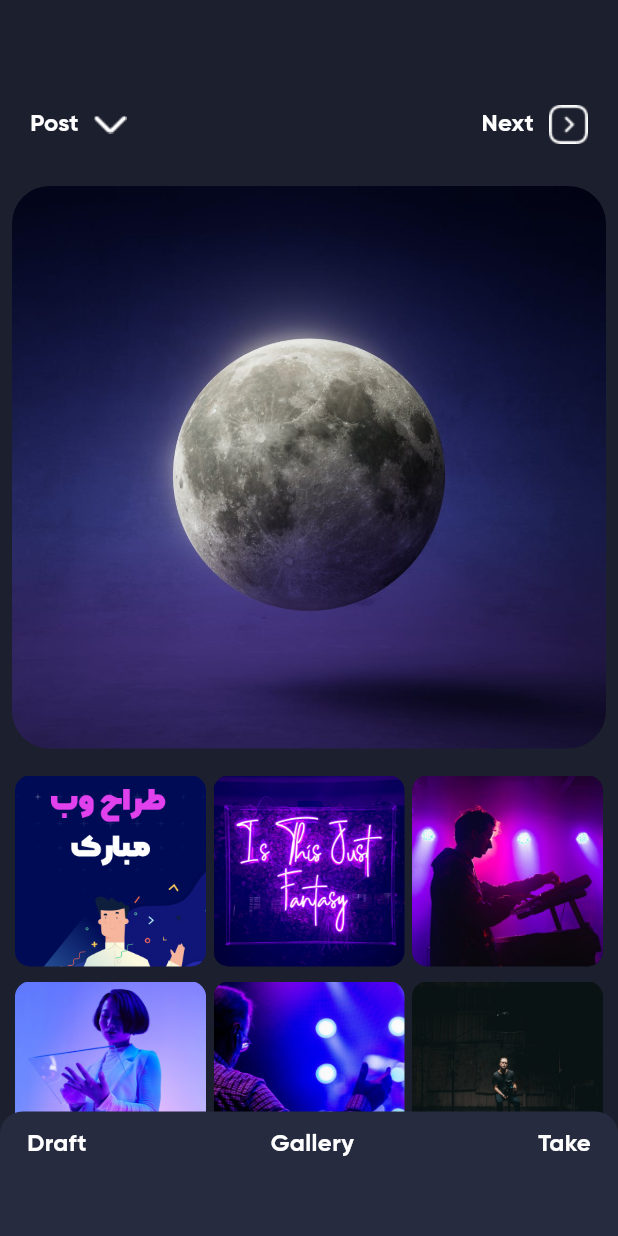
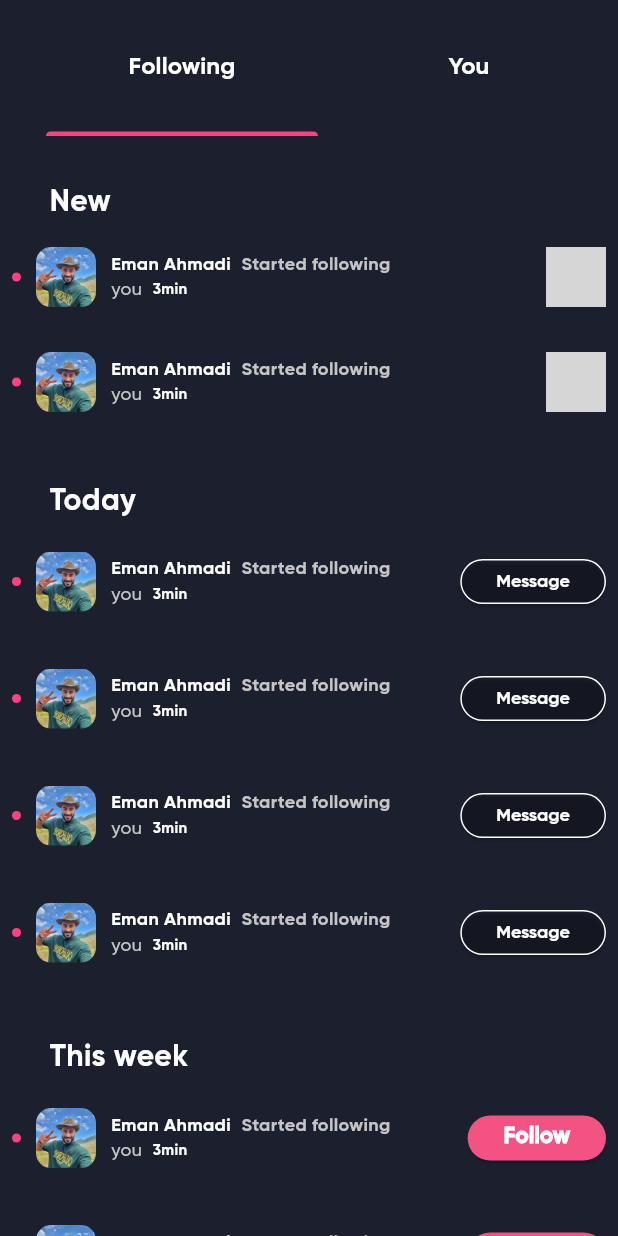
Before and after one commit to SaeidBoghraeii83/instagram_01, a Flutter app: the screen it shows after launch, on a phone screen of 412 x 824 dp. Run offline on Flutter 3.47's test engine with Material 3 defaults, Android fonts, the light colour scheme and no system bars; our stand-ins replace buttons_tabbar, dotted_border; grey boxes are pictures that could not be loaded.

Commit message:
add activity screen and creat enam model status to project

```diff
--- /dev/null
+++ b/lib/activity_screen.dart
@@ -0,0 +1,279 @@
+import 'package:flutter/material.dart';
+import 'package:buttons_tabbar/buttons_tabbar.dart';
+import 'package:instagram_01/home_screen.dart';
+import 'package:instagram_01/model/enum/activity_type_enum.dart';
+import 'package:instagram_01/post_screen.dart';
+
+class Activity_Screen extends StatelessWidget {
+  const Activity_Screen({super.key});
+
+  @override
+  Widget build(BuildContext context) {
+    return Scaffold(body: TabBarItem());
+  }
+}
+
+class TabBarItem extends StatelessWidget {
+  const TabBarItem({super.key});
+
+  @override
+  Widget build(BuildContext context) {
+    return Scaffold(
+      backgroundColor: Color.fromRGBO(28, 31, 46, 1),
+      body: SafeArea(child: _getTabItem()),
+    );
+  }
+
+  Widget _getTabItem() {
+    return DefaultTabController(
+      length: 2,
+      initialIndex: 0,
+      animationDuration: const Duration(seconds: 1),
+      child: Scaffold(
+        backgroundColor: Color.fromRGBO(28, 31, 46, 1),
+        body: Column(
+          children: [
+            Container(
+              decoration: BoxDecoration(color: Color.fromRGBO(28, 31, 46, 1)),
+              child: Expanded(
+                child: TabBar(
+                  dividerColor: Color.fromRGBO(28, 31, 46, 1),
+                  labelColor: Colors.white,
+                  indicatorWeight: 0.7,
+                  indicatorColor: Colors.pinkAccent,
+                  labelStyle: TextStyle(fontFamily: 'GB', fontSize: 16),
+                  unselectedLabelColor: Colors.white,
+                  tabAlignment: TabAlignment.center,
+                  isScrollable: true,
+
+                  tabs: [
+                    Padding(
+                      padding: EdgeInsets.symmetric(horizontal: 55),
+                      child: Tab(text: 'Following'),
+                    ),
+
+                    Padding(
+                      padding: EdgeInsets.symmetric(horizontal: 55),
+                      child: Tab(text: 'You', height: 90),
+                    ),
+                  ],
+                ),
+              ),
+            ),
+            Expanded(
+              child: TabBarView(children: [_getSampleList(), _getSampleList()]),
+            ),
+          ],
+        ),
+      ),
+    );
+  }
+
+  Widget _getSampleList() {
+    return CustomScrollView(
+      slivers: [
+        SliverToBoxAdapter(
+          child: Padding(
+            padding: const EdgeInsets.only(left: 33, top: 30),
+            child: Text(
+              'New',
+              style: TextStyle(
+                color: Colors.white,
+                fontFamily: 'GB',
+                fontSize: 20,
+              ),
+            ),
+          ),
+        ),
+        SliverList(
+          delegate: SliverChildBuilderDelegate((context, index) {
+            return _getItemFollowing(ActivityStatus.like);
+          }, childCount: 2),
+        ),
+        SliverToBoxAdapter(
+          child: Padding(
+            padding: const EdgeInsets.only(left: 33, top: 30),
+            child: Text(
+              'Today',
+              style: TextStyle(
+                color: Colors.white,
+                fontFamily: 'GB',
+                fontSize: 20,
+              ),
+            ),
+          ),
+        ),
+        SliverList(
+          delegate: SliverChildBuilderDelegate((context, index) {
+            return _getItemFollowing(ActivityStatus.following);
+          }, childCount: 2),
+        ),
+        SliverList(
+          delegate: SliverChildBuilderDelegate((context, index) {
+            return _getItemFollowing(ActivityStatus.following);
+          }, childCount: 2),
+        ),
+        SliverToBoxAdapter(
+          child: Padding(
+            padding: const EdgeInsets.only(left: 33, top: 30),
+            child: Text(
+              'This week',
+              style: TextStyle(
+                color: Colors.white,
+                fontFamily: 'GB',
+                fontSize: 20,
+              ),
+            ),
+          ),
+        ),
+        SliverList(
+          delegate: SliverChildBuilderDelegate((context, index) {
+            return _getItemFollowing(ActivityStatus.folloBack);
+          }, childCount: 6),
+        ),
+      ],
+    );
+  }
+
+  Widget _getItemFollowing(ActivityStatus status) {
+    return Padding(
+      padding: const EdgeInsets.symmetric(horizontal: 8, vertical: 15),
+      child: Column(
+        children: [
+          Row(
+            children: [
+              Container(
+                decoration: BoxDecoration(
+                  color: Colors.pinkAccent,
+                  shape: BoxShape.circle,
+                ),
+                width: 6,
+                height: 6,
+              ),
+              SizedBox(width: 10),
+              Container(
+                width: 40,
+                height: 40,
+                decoration: BoxDecoration(
+                  image: DecorationImage(image: AssetImage('images/f3.png')),
+                  borderRadius: BorderRadius.circular(10),
+                ),
+              ),
+              SizedBox(width: 10),
+              Column(
+                crossAxisAlignment: CrossAxisAlignment.start,
+                children: [
+                  Row(
+                    children: [
+                      Text(
+                        'Eman Ahmadi',
+                        style: TextStyle(
+                          color: Colors.white,
+                          fontFamily: 'GB',
+                          fontSize: 12,
+                        ),
+                      ),
+                      SizedBox(width: 7),
+                      Text(
+                        'Started following',
+                        style: TextStyle(
+                          color: Color.fromRGBO(197, 197, 197, 1),
+                          fontFamily: 'GB',
+                          fontSize: 12,
+                        ),
+                      ),
+                    ],
+                  ),
+                  Row(
+                    children: [
+                      Text(
+                        'you',
+                        style: TextStyle(
+                          color: Color.fromRGBO(197, 197, 197, 1),
+                          fontFamily: 'GM',
+                          fontSize: 12,
+                        ),
+                      ),
+                      SizedBox(width: 7),
+                      Text(
+                        '3min',
+                        style: TextStyle(
+                          fontSize: 10,
+                          fontFamily: 'GB',
+                          color: Colors.white,
+                        ),
+                      ),
+                    ],
+                  ),
+                ],
+              ),
+              Spacer(),
+              _getActionActibityRow(status),
+            ],
+          ),
+        ],
+      ),
+    );
+  }
+
+  Widget _getActionActibityRow(ActivityStatus status) {
+    switch (status) {
+      case ActivityStatus.folloBack:
+        return ElevatedButton(
+          onPressed: () {},
+          child: Text(
+            'Follow',
+            style: TextStyle(
+              fontSize: 15,
+              fontWeight: FontWeight.bold,
+              fontFamily: 'GB',
+              color: Colors.white,
+            ),
+          ),
+        );
+      case ActivityStatus.like:
+        return SizedBox(
+          height: 40,
+          width: 40,
+          child: ClipRRect(
+            child: Image.asset('images/L1.png'),
+            borderRadius: BorderRadiusGeometry.circular(10),
+          ),
+        );
+      case ActivityStatus.following:
+        return ElevatedButton(
+          onPressed: () {},
+          child: Text(
+            'Message',
+            style: TextStyle(
+              fontSize: 12,
+              fontFamily: 'GB',
+              color: Colors.white,
+            ),
+          ),
+          style: ElevatedButton.styleFrom(
+            minimumSize: Size(30, 30),
+            backgroundColor: Colors.transparent,
+            side: BorderSide(color: Colors.white),
+          ),
+        );
+      default:
+        return ElevatedButton(
+          onPressed: () {},
+          child: Text(
+            'Message',
+            style: TextStyle(
+              fontSize: 12,
+              fontFamily: 'GB',
+              color: Colors.white,
+            ),
+          ),
+          style: ElevatedButton.styleFrom(
+            minimumSize: Size(70, 36),
+            backgroundColor: Colors.transparent,
+            side: BorderSide(color: Colors.white),
+          ),
+        );
+    }
+  }
+}
--- a/lib/main.dart
+++ b/lib/main.dart
@@ -1,5 +1,6 @@
 import 'dart:async';
 import 'package:flutter/material.dart';
+import 'package:instagram_01/activity_screen.dart';
 import 'package:instagram_01/home_screen.dart';
 import 'package:instagram_01/post_screen.dart';
 import 'package:instagram_01/search_screen.dart';
@@ -20,6 +21,7 @@ class MyApp extends StatelessWidget {
         ),
         elevatedButtonTheme: ElevatedButtonThemeData(
           style: ElevatedButton.styleFrom(
+            minimumSize: Size(30, 30),
             backgroundColor: Color(0xffF35383),
             shape: RoundedRectangleBorder(
               borderRadius: BorderRadius.circular(15),
@@ -30,7 +32,7 @@ class MyApp extends StatelessWidget {
       ),
       debugShowCheckedModeBanner: false,
 
-      home: Post_Screen(),
+      home: Activity_Screen(),
     );
   }
 }
--- /dev/null
+++ b/lib/model/enum/activity_type_enum.dart
@@ -0,0 +1 @@
+enum ActivityStatus { following, like, folloBack }
--- a/pubspec.yaml
+++ b/pubspec.yaml
@@ -35,6 +35,7 @@ dependencies:
   # Use with the CupertinoIcons class for iOS style icons.
   cupertino_icons: ^1.0.8
   flutter_staggered_grid_view: ^0.7.0
+  buttons_tabbar: ^1.3.15
 
 dev_dependencies:
   flutter_test:
```
Also changed, not shown: pubspec.lock, 1 other file.
